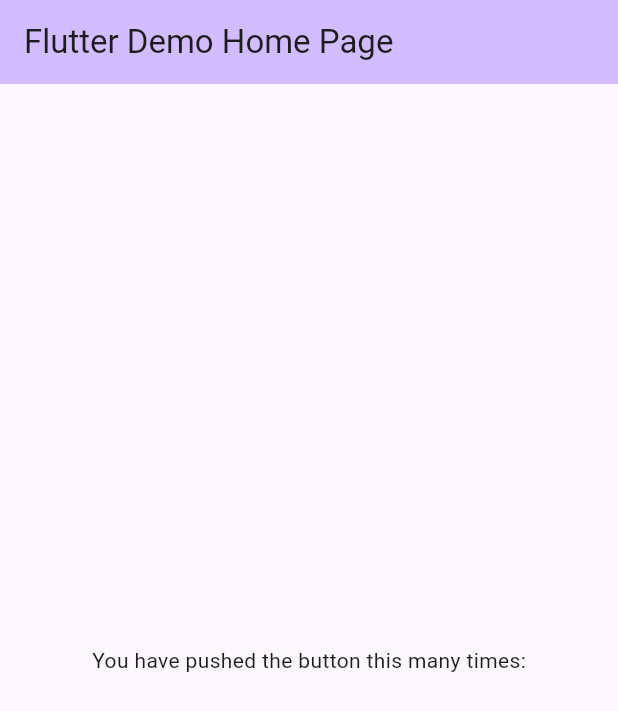
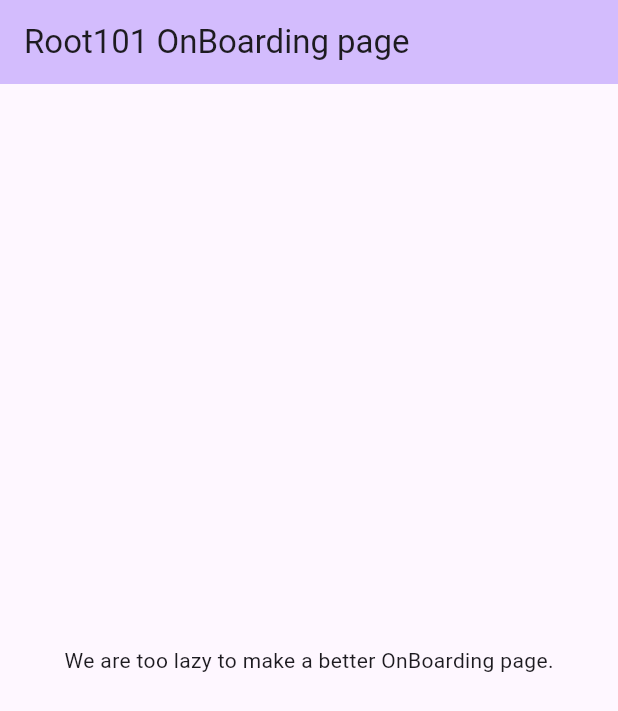
Before and after one commit to Root-101/onboarding, a Flutter app: the screen it shows after launch, on a phone screen of 412 x 824 dp. Shown: the top 711 px of the screen. Run offline on Flutter 3.47's test engine with Material 2 defaults, Android fonts, the phone set to English and light mode, and no system bars.

Commit message:
main.dart: basic onboarding

```diff
--- a/lib/main.dart
+++ b/lib/main.dart
@@ -15,15 +15,13 @@
         colorScheme: ColorScheme.fromSeed(seedColor: Colors.deepPurple),
         useMaterial3: true,
       ),
-      home: const MyHomePage(title: 'Flutter Demo Home Page'),
+      home: const MyHomePage(),
     );
   }
 }
 
 class MyHomePage extends StatefulWidget {
-  const MyHomePage({super.key, required this.title});
-
-  final String title;
+  const MyHomePage({super.key});
 
   @override
   State<MyHomePage> createState() => _MyHomePageState();
@@ -36,14 +34,14 @@
     return Scaffold(
       appBar: AppBar(
         backgroundColor: Theme.of(context).colorScheme.inversePrimary,
-        title: Text(widget.title),
+        title: const Text('Root101 OnBoarding page'),
       ),
       body: const Center(
         child: Column(
           mainAxisAlignment: MainAxisAlignment.center,
           children: <Widget>[
             Text(
-              'You have pushed the button this many times:',
+              'We are too lazy to make a better OnBoarding page.',
             ),
           ],
         ),
```
